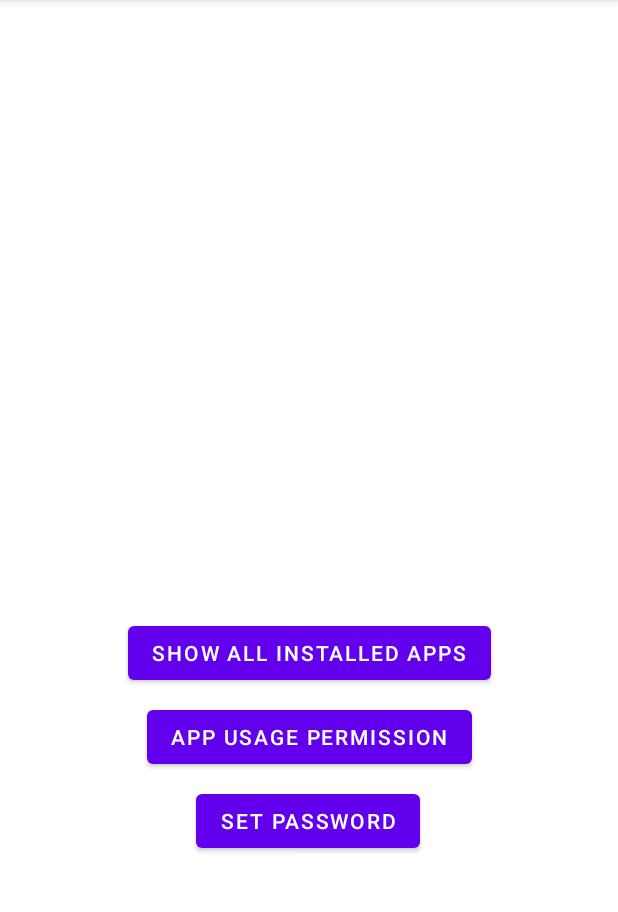
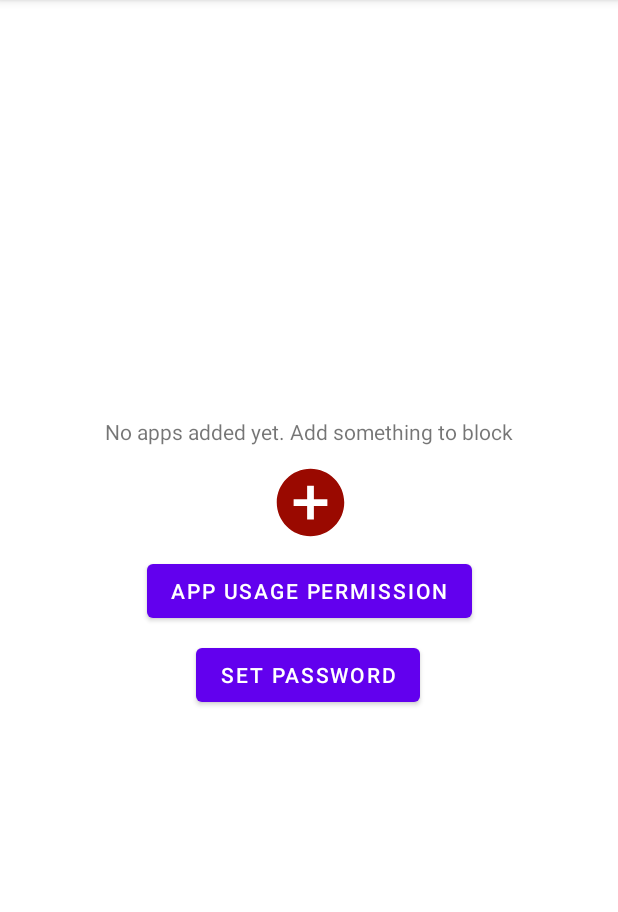
Before and after one commit to diyarfaraj/AppBlockr, an Android app: the screen it shows after launch (MainActivity), on a phone screen of 412 x 824 dp, the part 84-996 px from its top. Run offline under Robolectric (Android 15) with nearby library versions, the phone set to English and light mode, and no system bars.

Commit message:
added new btn

```diff
--- a/app/src/main/java/com/example/appsift/MainActivity.java
+++ b/app/src/main/java/com/example/appsift/MainActivity.java
@@ -15,6 +15,7 @@ import android.text.InputType;
 import android.view.View;
 import android.widget.Button;
 import android.widget.EditText;
+import android.widget.ImageView;
 import android.widget.LinearLayout;
 import android.widget.TextView;
 import android.widget.Toast;
@@ -22,7 +23,8 @@ import android.widget.Toast;
 import com.example.appsift.shared.SharedPrefUtil;
 
 public class MainActivity extends AppCompatActivity {
-    Button showAllAppsBtn, permissionBtn, passwordBtn;
+    Button permissionBtn, passwordBtn;
+    ImageView showAllAppsBtn;
     String password;
     static final String KEY = "pass";
 
@@ -33,7 +35,7 @@ public class MainActivity extends AppCompatActivity {
         password = SharedPrefUtil.getInstance(this).getString(KEY);
         final Context context = this;
 
-        showAllAppsBtn = findViewById(R.id.all_apps_button);
+        showAllAppsBtn = findViewById(R.id.all_apps_button_img);
         showAllAppsBtn.setOnClickListener(new View.OnClickListener(){
             @Override
             public void onClick(View v){
--- /dev/null
+++ b/app/src/main/res/drawable/ic_baseline_add_circle_24.xml
@@ -0,0 +1,5 @@
+<vector android:height="54dp" android:tint="#9A0900"
+    android:viewportHeight="24" android:viewportWidth="24"
+    android:width="54dp" xmlns:android="http://schemas.android.com/apk/res/android">
+    <path android:fillColor="@android:color/white" android:pathData="M12,2C6.48,2 2,6.48 2,12s4.48,10 10,10 10,-4.48 10,-10S17.52,2 12,2zM17,13h-4v4h-2v-4L7,13v-2h4L11,7h2v4h4v2z"/>
+</vector>
--- /dev/null
+++ b/app/src/main/res/drawable/shadow.xml
@@ -0,0 +1,9 @@
+<?xml version="1.0" encoding="utf-8"?>
+<layer-list xmlns:android="http://schemas.android.com/apk/res/android" >
+    <item>
+        <shape android:shape="ring">
+            <solid android:color="@android:color/white" />
+        </shape>
+    </item>
+
+</layer-list>
--- a/app/src/main/res/layout/activity_main.xml
+++ b/app/src/main/res/layout/activity_main.xml
@@ -6,7 +6,32 @@
     android:layout_height="match_parent"
     tools:context=".MainActivity">
 
-    <Button
+    <TextView
+        android:layout_width="wrap_content"
+        android:layout_height="wrap_content"
+        android:text="No apps added yet. Add something to block"
+        app:layout_constraintBottom_toBottomOf="parent"
+        app:layout_constraintEnd_toEndOf="parent"
+        app:layout_constraintHorizontal_bias="0.502"
+        app:layout_constraintVertical_bias="0.371"
+        app:layout_constraintStart_toStartOf="parent"
+        app:layout_constraintTop_toTopOf="parent"/>
+
+    <ImageView
+        android:id="@+id/all_apps_button_img"
+        android:layout_width="wrap_content"
+        android:layout_height="wrap_content"
+        android:elevation="5dp"
+        android:src="@drawable/ic_baseline_add_circle_24"
+        android:background="@drawable/shadow"
+        app:layout_constraintBottom_toBottomOf="parent"
+        app:layout_constraintEnd_toEndOf="parent"
+        app:layout_constraintHorizontal_bias="0.502"
+        app:layout_constraintStart_toStartOf="parent"
+        app:layout_constraintTop_toTopOf="parent"
+        app:layout_constraintVertical_bias="0.431" />
+
+   <!-- <Button
         android:id="@+id/all_apps_button"
         android:layout_width="wrap_content"
         android:layout_height="wrap_content"
@@ -16,7 +41,8 @@
         app:layout_constraintHorizontal_bias="0.502"
         app:layout_constraintStart_toStartOf="parent"
         app:layout_constraintTop_toTopOf="parent"
-        app:layout_constraintVertical_bias="0.571" />
+        app:layout_constraintVertical_bias="0.571" /> -->
+
 
     <Button
         android:id="@+id/permit_btn"
@@ -27,7 +53,7 @@
         app:layout_constraintEnd_toEndOf="parent"
         app:layout_constraintHorizontal_bias="0.5"
         app:layout_constraintStart_toStartOf="parent"
-        app:layout_constraintTop_toBottomOf="@+id/all_apps_button" />
+        app:layout_constraintTop_toBottomOf="@+id/all_apps_button_img" />
 
     <Button
         android:id="@+id/set_password_btn"
```
Also changed, not shown: app/src/main/java/com/example/appsift/broadcast/ReceiverApplock.java (deleted, +0 -12 lines), app/src/main/java/com/example/appsift/broadcast/RestartServiceWhenStopped.java (deleted, +0 -12 lines), app/src/main/java/com/example/appsift/services/BackgroundManager.java (deleted, +0 -74 lines), app/src/main/java/com/example/appsift/services/ServiceApplock.java (deleted, +0 -58 lines), app/src/main/java/com/example/appsift/services/ServiceApplockJobIntent.java (deleted, +0 -43 lines).
